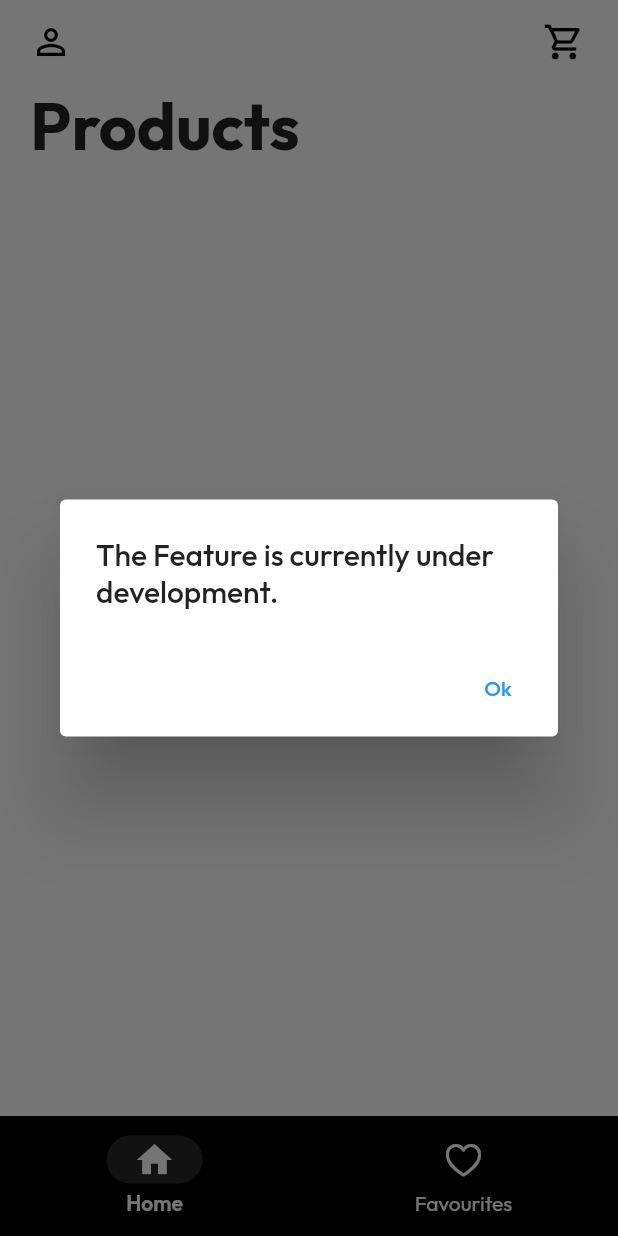
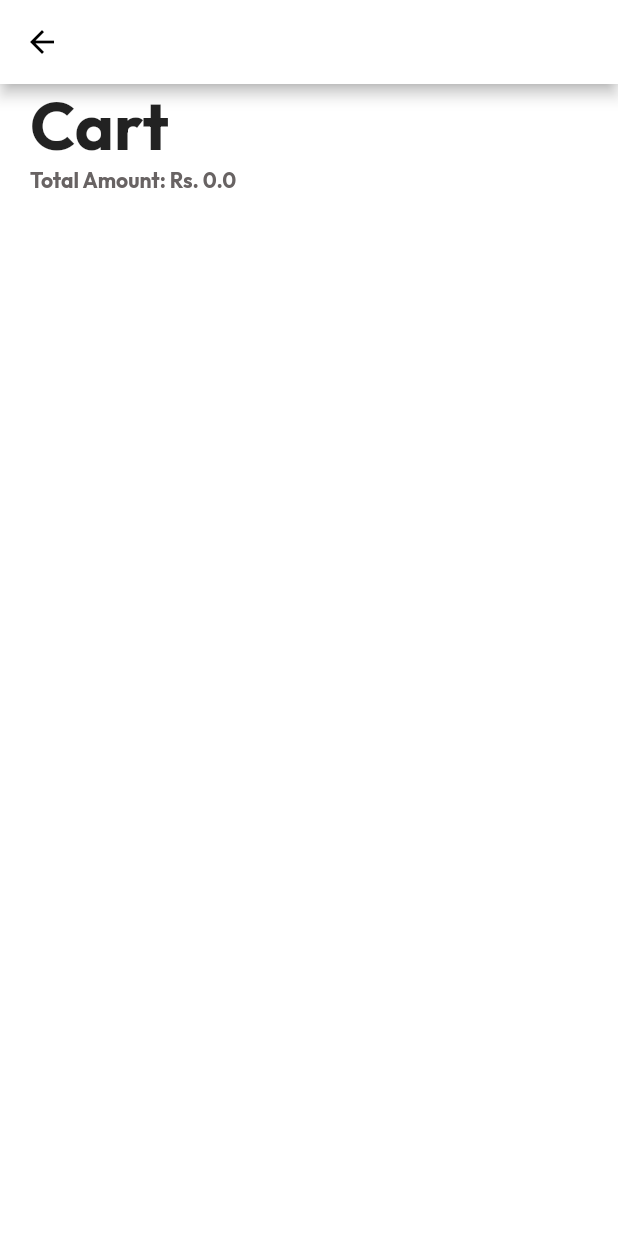
Before and after one commit to ShivamBansal07/shopping_app, a Flutter app: the screen it shows after launch, after a tap on the "shopping cart" icon, on a phone screen of 412 x 824 dp. Run offline on Flutter 3.47's test engine with Material 2 defaults, Android fonts, the phone set to English and light mode, and no system bars; our stand-ins replace google_fonts; network calls fail.

Commit message:
:sparkles: :rocket: :lipstick: :construction: Created Cart screen. Linked cart screen to the Cart Button. Made nessasary changes to the model for cart functionalities. Added feature for cart amount total

```diff
--- /dev/null
+++ b/lib/Screen/cart.dart
@@ -0,0 +1,41 @@
+// ignore_for_file: prefer_const_constructors
+
+import 'package:flutter/material.dart';
+import 'package:provider/provider.dart';
+import 'package:shopping_app/model/shop_model.dart';
+
+class Cart extends StatelessWidget {
+  const Cart({super.key});
+
+  @override
+  Widget build(BuildContext context) {
+    final model = Provider.of<ShopModel>(context, listen: false);
+    return Scaffold(
+      appBar: AppBar(
+        backgroundColor: Colors.white,
+        iconTheme: const IconThemeData(
+          color: Colors.black,
+        ),
+      ),
+      backgroundColor: Colors.white,
+      body: Column(crossAxisAlignment: CrossAxisAlignment.start, children: [
+        const Padding(
+          padding: EdgeInsets.symmetric(horizontal: 20),
+          child: Text(
+            "Cart",
+            style: TextStyle(fontSize: 44, fontWeight: FontWeight.bold),
+          ),
+        ),
+        Padding(
+          padding: const EdgeInsets.symmetric(horizontal: 20),
+          child: Text("Total Amount: Rs. ${model.cartTotal}",
+              style: TextStyle(
+                fontSize: 14,
+                fontWeight: FontWeight.bold,
+                color: Color.fromARGB(255, 104, 99, 99),
+              )),
+        ),
+      ]),
+    );
+  }
+}
--- a/lib/Screen/home.dart
+++ b/lib/Screen/home.dart
@@ -1,5 +1,6 @@
 import 'package:flutter/cupertino.dart';
 import 'package:flutter/material.dart';
+import 'package:shopping_app/Screen/cart.dart';
 import 'package:shopping_app/Screen/favourites.dart';
 import 'package:shopping_app/Screen/products.dart';
 
@@ -112,20 +113,10 @@ PreferredSizeWidget appBar(BuildContext context) {
         padding: const EdgeInsets.only(right: 12),
         child: IconButton(
           onPressed: () {
-            showDialog(
-                context: context,
-                builder: (context) => AlertDialog(
-                      title:
-                          // ignore: prefer_const_constructors
-                          Text('The Feature is currently under development.'),
-                      actions: [
-                        TextButton(
-                          // ignore: prefer_const_constructors
-                          child: Text('Ok'),
-                          onPressed: () => Navigator.pop(context),
-                        )
-                      ],
-                    ));
+            Navigator.push(
+              context,
+              MaterialPageRoute(builder: (context) => const Cart()),
+            );
           },
           icon: const Icon(
             Icons.shopping_cart_outlined,
--- a/lib/model/shop_model.dart
+++ b/lib/model/shop_model.dart
@@ -7,11 +7,16 @@ import 'dart:convert' as convert;
 
 class ShopModel extends ChangeNotifier {
   final List<Item> _products = [];
+  final Map<String, CartItem> _cart = {};
   final Map<String, Item> _favourites = {};
 
   UnmodifiableListView<Item> get products => UnmodifiableListView(_products);
   UnmodifiableMapView<String, Item> get favourites =>
       UnmodifiableMapView(_favourites);
+  UnmodifiableMapView<String, CartItem> get cart => UnmodifiableMapView(_cart);
+
+  double get cartTotal => _cart.values.fold(
+      0, (previousValue, cartItem) => previousValue + cartItem.item.price);
 
   void fetchProducts() async {
     try {
@@ -48,6 +53,36 @@ class ShopModel extends ChangeNotifier {
     }
     notifyListeners();
   }
+
+  void increasecartitem(Item item) {
+    if (_cart.containsKey(item.id)) {
+      _cart[item.id]?.incrementCount();
+    } else {
+      _cart[item.id] = CartItem(item);
+    }
+    notifyListeners();
+  }
+
+  void decreasecartitem(Item item) {
+    if (_cart.containsKey(item.id) && _cart[item.id]!.count > 1) {
+      _cart[item.id]!.decrementCount();
+    } else {
+      _cart.remove(item.id);
+    }
+    notifyListeners();
+  }
+}
+
+class CartItem {
+  final Item item;
+  int _count = 1;
+
+  int get count => _count;
+
+  CartItem(this.item);
+
+  void incrementCount() => _count++;
+  void decrementCount() => {if (_count > 0) _count--};
 }
 
 @immutable
```
